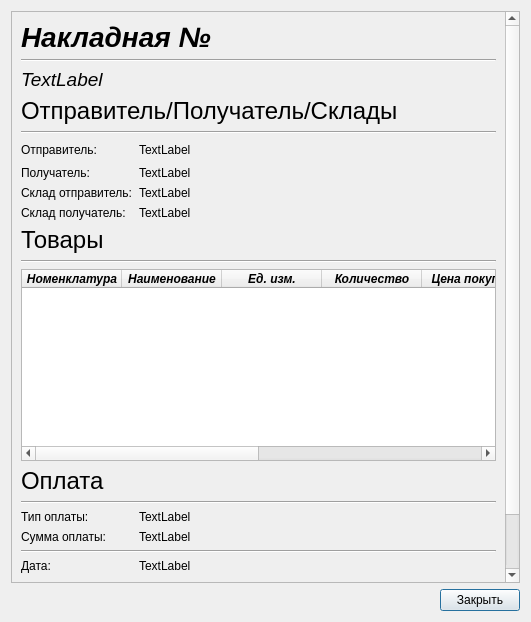
The window that moreaboutinvoice_dialog.ui (skripach2111/Kursovoy_Uchet) describes before a commit, drawn with Qt 5.
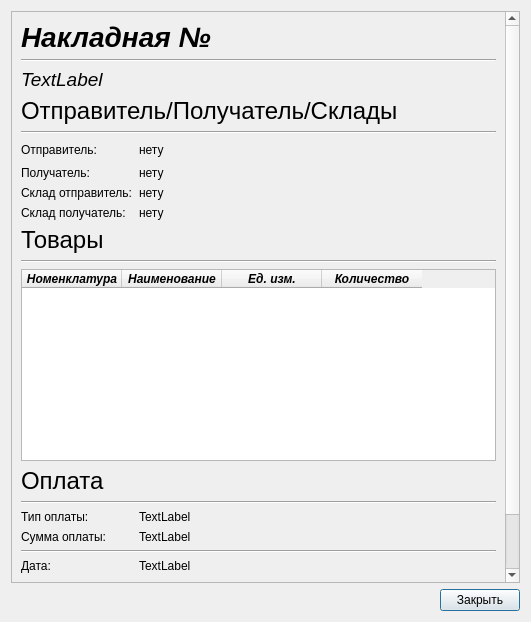
The same window after the commit.

Diff of the .ui file:
```diff
--- a/moreaboutinvoice_dialog.ui
+++ b/moreaboutinvoice_dialog.ui
@@ -88,7 +88,7 @@
        <item row="6" column="1">
         <widget class="QLabel" name="label_NameRecipient">
          <property name="text">
-          <string>TextLabel</string>
+          <string>нету</string>
          </property>
         </widget>
        </item>
@@ -181,7 +181,7 @@
        <item row="5" column="1">
         <widget class="QLabel" name="label_NameSender">
          <property name="text">
-          <string>TextLabel</string>
+          <string>нету</string>
          </property>
         </widget>
        </item>
@@ -195,7 +195,7 @@
        <item row="8" column="1">
         <widget class="QLabel" name="label_NameStorageRecipient">
          <property name="text">
-          <string>TextLabel</string>
+          <string>нету</string>
          </property>
         </widget>
        </item>
@@ -274,7 +274,7 @@
        <item row="7" column="1">
         <widget class="QLabel" name="label_NameStorageSender">
          <property name="text">
-          <string>TextLabel</string>
+          <string>нету</string>
          </property>
         </widget>
        </item>
@@ -327,26 +327,6 @@
            <string>Количество</string>
           </property>
          </column>
-         <column>
-          <property name="text">
-           <string>Цена покупки</string>
-          </property>
-         </column>
-         <column>
-          <property name="text">
-           <string>Цена продажи</string>
-          </property>
-         </column>
-         <column>
-          <property name="text">
-           <string>Сумма покупки</string>
-          </property>
-         </column>
-         <column>
-          <property name="text">
-           <string>Сумма продажи</string>
-          </property>
-         </column>
         </widget>
        </item>
        <item row="20" column="0" colspan="3">
```
Left out of the diff: 11 changed lines with no effect on the pictures.
